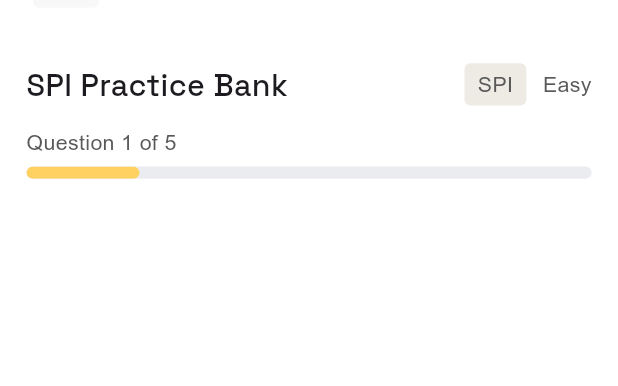
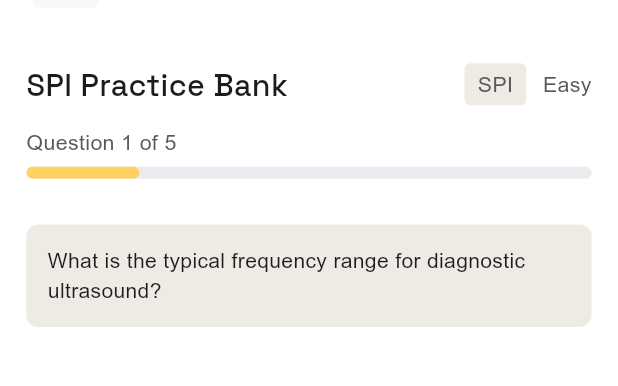
Before and after one commit to flutter-maktech/shomoshotime_app_forntend, a Flutter app: the screen it shows after launch, on a phone screen of 412 x 824 dp, the part 67-453 px from its top. Run offline on Flutter 3.47's test engine with Material 3 defaults, Android fonts, the light colour scheme and no system bars; our stand-ins replace flutter_screenutil, get.

Commit message:
spi for sashi

```diff
--- a/lib/app/data/image_path.dart
+++ b/lib/app/data/image_path.dart
@@ -1,6 +1,6 @@
 class ImagePath {
   static const String baseUrl = 'assets/images';
-  static const String profile = '$baseUrl/profile_image.png';
+  static const String profile = '$baseUrl/profile.png';
   static const String profilePremium = '$baseUrl/profile_premium.png';
   static const String profileNotebook = '$baseUrl/profile_notebook.png';
   static const String dashBoardIcon = '$baseUrl/dash_board_icon.png';
--- a/lib/app/modules/spi_practice_bank_qus/views/spi_practice_bank_qus_view.dart
+++ b/lib/app/modules/spi_practice_bank_qus/views/spi_practice_bank_qus_view.dart
@@ -41,6 +41,24 @@ class SpiPracticeBankQusView extends GetView<SpiPracticeBankQusController> {
                   progressColor: AppColors.appBarCircleAvatarColor,
                 ),
               ],
+            ),
+            SizedBox(
+              height: 30.h,
+            ),
+
+
+            Container(
+              padding: EdgeInsets.all(14.sp),
+              width: double.infinity,
+              decoration: BoxDecoration(
+                color: AppColors.homeStack,
+                borderRadius: BorderRadius.circular(8)
+              ),
+              child: Column(
+                children: [
+                  Text('What is the typical frequency range for diagnostic ultrasound?'),
+                ],
+              ),
             ),
 
           ],
```
